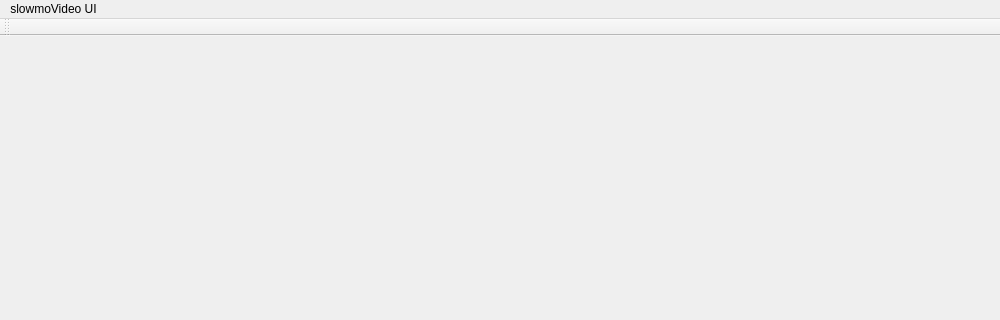
Qt form slowmoVideo/slowmoUI/mainwindow.ui (slowmoVideo/slowmoVideo) before a commit; both pictures show x 0 to 1000 and y 0 to 320 of the 1000 by 700 pixel window.
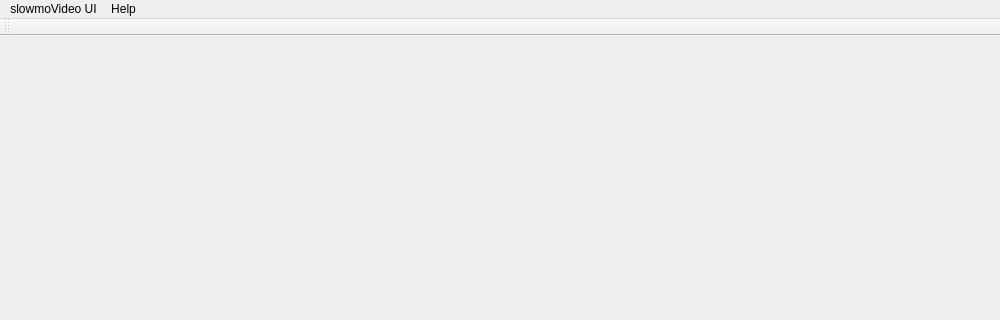
The same form after that commit.

Commit message: Slowmo UI: * Remember directory when opening files * Remember directory when saving project * Shortcuts via window menu added: Save (as), Open, Shortcut list * s-s directly saves to project file, s-a opens the Save As dialog

The edit to the form file:
```diff
--- a/slowmoVideo/slowmoUI/mainwindow.ui
+++ b/slowmoVideo/slowmoUI/mainwindow.ui
@@ -20,7 +20,7 @@
      <x>0</x>
      <y>0</y>
      <width>1000</width>
-     <height>25</height>
+     <height>23</height>
     </rect>
    </property>
    <widget class="QMenu" name="menuSlowmoVideo_UI">
@@ -31,7 +31,15 @@
     <addaction name="separator"/>
     <addaction name="actionPreferences"/>
    </widget>
+   <widget class="QMenu" name="menuHelp">
+    <property name="title">
+     <string>Help</string>
+    </property>
+    <addaction name="actionAbout"/>
+    <addaction name="actionShortcuts"/>
+   </widget>
    <addaction name="menuSlowmoVideo_UI"/>
+   <addaction name="menuHelp"/>
   </widget>
   <widget class="QToolBar" name="mainToolBar">
    <attribute name="toolBarArea">
```
Left out of the diff: 28 changed lines with no effect on the pictures. The commit also changes 9 other files.
